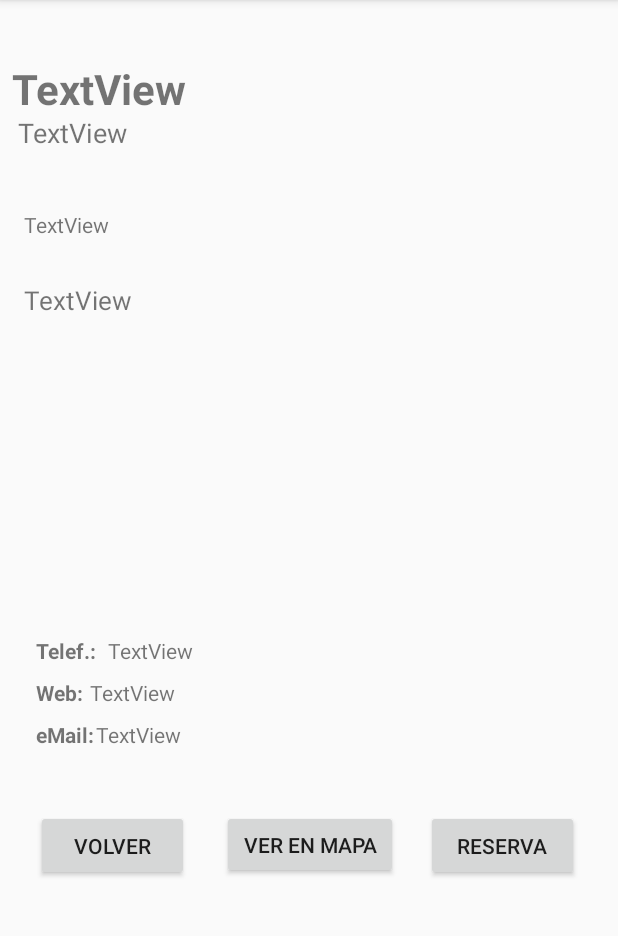
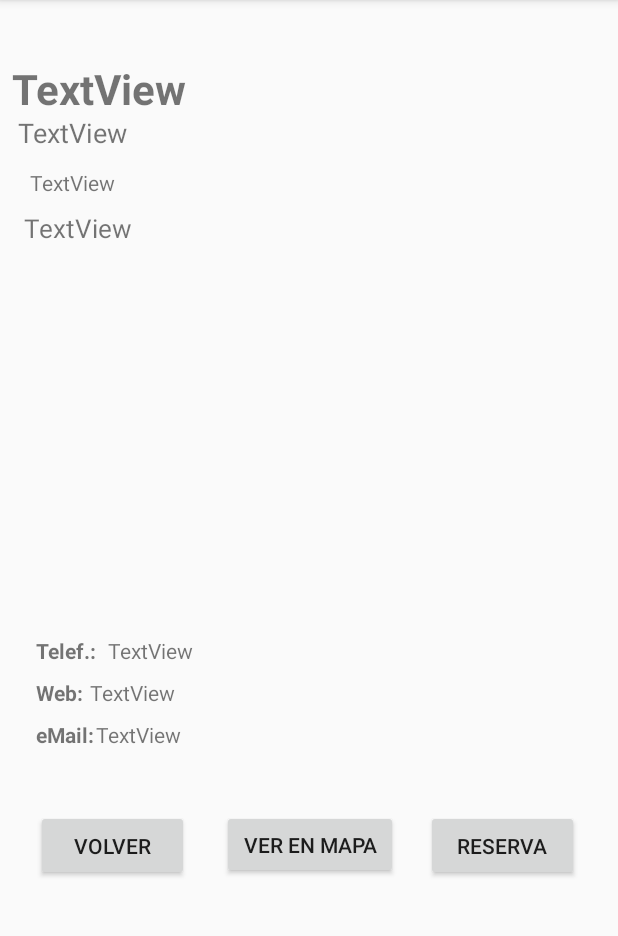
Before and after one commit to UrtziLami/EthaziMisifu, an Android app: the VerOstatu screen opened directly, with no data from a screen before it, on a phone screen of 412 x 824 dp, the part 84-1020 px from its top. Run offline under Robolectric (Android 15) with nearby library versions, the phone set to English and light mode, and no system bars; network calls fail; 8 statements that could not run were skipped.

Commit message:
Update activity_ver_ostatu.xml

```diff
--- a/EthaziMisifu/app/src/main/res/layout/activity_ver_ostatu.xml
+++ b/EthaziMisifu/app/src/main/res/layout/activity_ver_ostatu.xml
@@ -33,8 +33,8 @@
         android:id="@+id/txtUbicacion"
         android:layout_width="373dp"
         android:layout_height="21dp"
-        android:layout_marginStart="16dp"
-        android:layout_marginTop="140dp"
+        android:layout_marginStart="20dp"
+        android:layout_marginTop="112dp"
         android:text="TextView"
         app:layout_constraintStart_toStartOf="parent"
         app:layout_constraintTop_toTopOf="parent" />
@@ -137,10 +137,10 @@
 
     <TextView
         android:id="@+id/txtDescripcion"
-        android:layout_width="366dp"
-        android:layout_height="218dp"
+        android:layout_width="377dp"
+        android:layout_height="266dp"
         android:layout_marginStart="16dp"
-        android:layout_marginTop="188dp"
+        android:layout_marginTop="140dp"
         android:maxEms="15"
         android:text="TextView"
         android:textSize="17sp"
```
